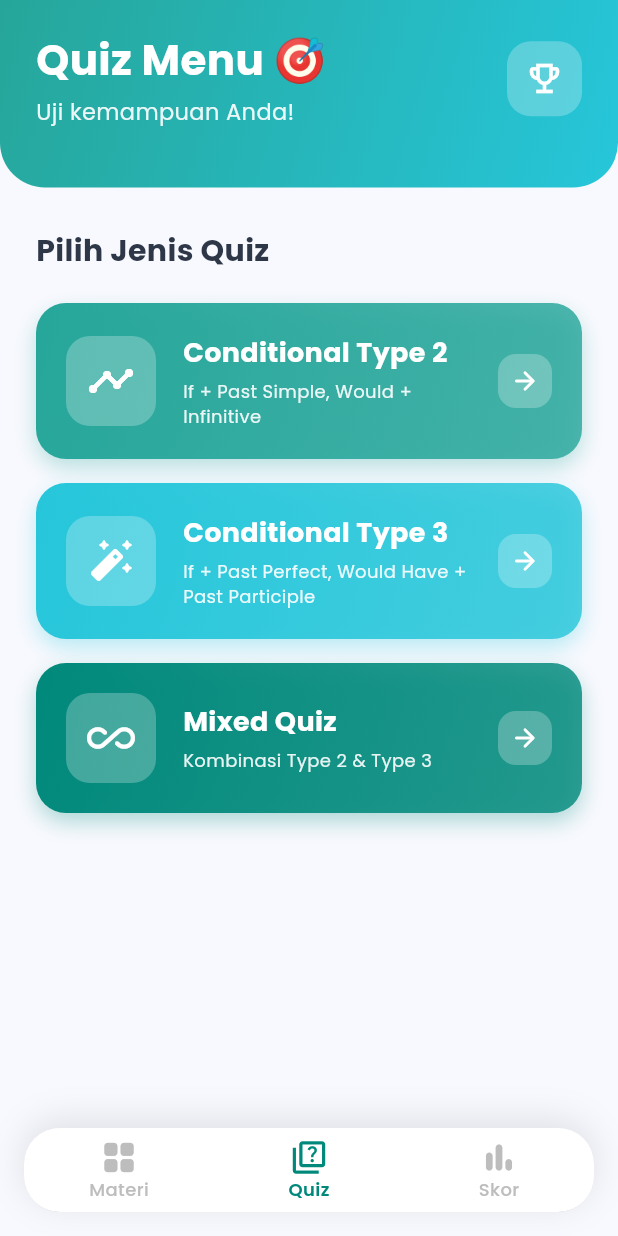
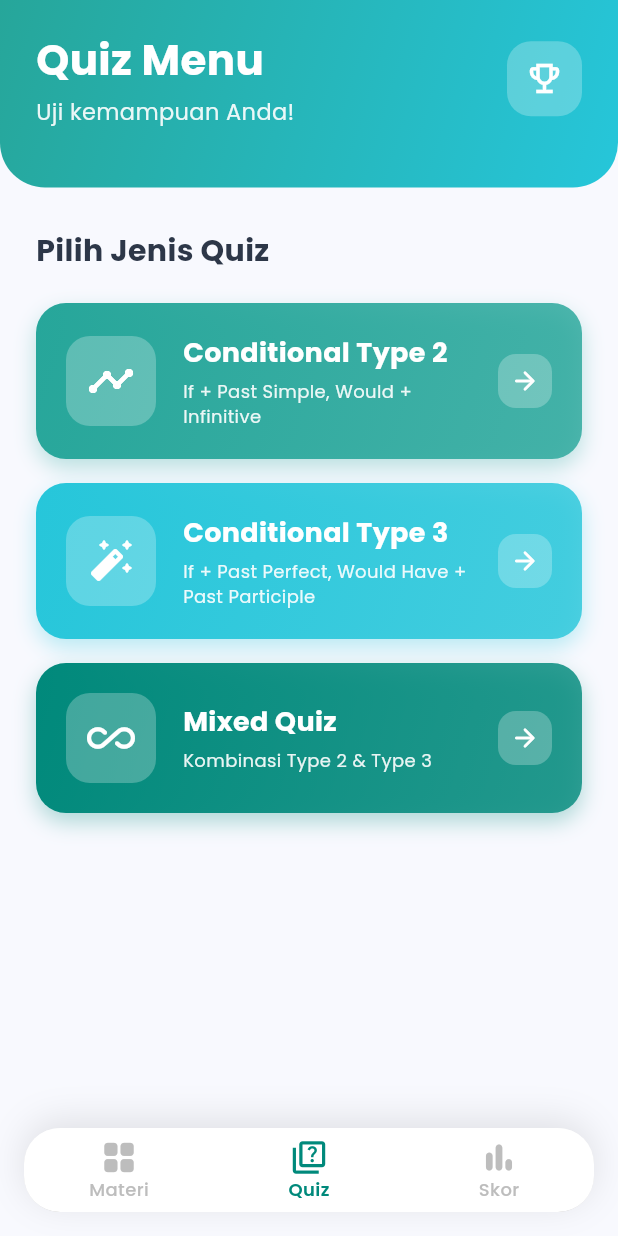
Before and after one commit to bilanakiyut/proyek, a Flutter app: the screen it shows after launch, item 2 of the bottom bar chosen, on a phone screen of 412 x 824 dp. Run offline on Flutter 3.47's test engine with Material 3 defaults, Android fonts, the phone set to English and light mode, and no system bars; our stand-ins replace google_fonts, lottie, shared_preferences, youtube_player_flutter.

Commit message:
Update home_page.dart

```diff
--- a/lib/pages/home_page.dart
+++ b/lib/pages/home_page.dart
@@ -45,7 +45,7 @@ class _HomePageState extends State<HomePage> {
     );
   }
 
-  // ===================== GRID VIEW MATERI ======================
+  //GRID VIEW MATERI
   Widget buildMateriGrid(List<MateriModel> filteredMateri) {
     final List<Color> cardColors = [
       Colors.teal.shade400,
@@ -126,9 +126,9 @@ class _HomePageState extends State<HomePage> {
                 Container(
                   decoration: BoxDecoration(
                     color: Colors.white,
-                    borderRadius: BorderRadius.circular(20), // ← UBAH DI SINI untuk border radius lebih besar
+                    borderRadius: BorderRadius.circular(20),
                     border: Border.all(
-                      color: Colors.grey.shade300, // ← TAMBAHKAN border
+                      color: Colors.grey.shade300,
                       width: 1.5,
                     ),
                     boxShadow: [
@@ -159,7 +159,7 @@ class _HomePageState extends State<HomePage> {
                           gradient: LinearGradient(
                             colors: [Colors.teal.shade400, Colors.cyan.shade500],
                           ),
-                          borderRadius: BorderRadius.circular(14), // ← Border radius untuk icon filter
+                          borderRadius: BorderRadius.circular(14),
                         ),
                         child: const Icon(
                           Icons.tune_rounded,
@@ -357,7 +357,7 @@ class _HomePageState extends State<HomePage> {
     );
   }
 
-  // ==================== QUIZ MENU ====================
+  //QUIZ MENU
   Widget buildQuizMenu() {
     return CustomScrollView(
       slivers: [
@@ -386,7 +386,7 @@ class _HomePageState extends State<HomePage> {
                       crossAxisAlignment: CrossAxisAlignment.start,
                       children: [
                         Text(
-                          'Quiz Menu 🎯',
+                          'Quiz Menu',
                           style: GoogleFonts.poppins(
                             fontSize: 28,
                             fontWeight: FontWeight.w700,
@@ -590,7 +590,7 @@ class _HomePageState extends State<HomePage> {
     );
   }
 
-  // ====================== BOTTOM NAVBAR ======================
+  //BOTTOM NAVBAR
   Widget buildBottomNavbar() {
     return Container(
       margin: const EdgeInsets.all(16),
```
